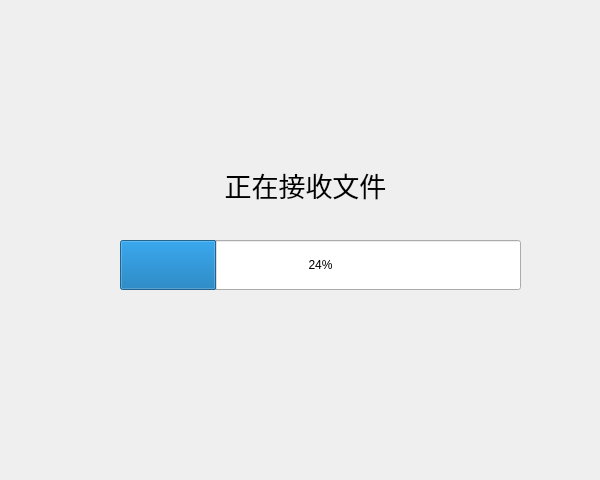
Before: the Qt Designer form client/receivefilewindow.ui in zx1316/linpop-lan-im, drawn with Qt 5.
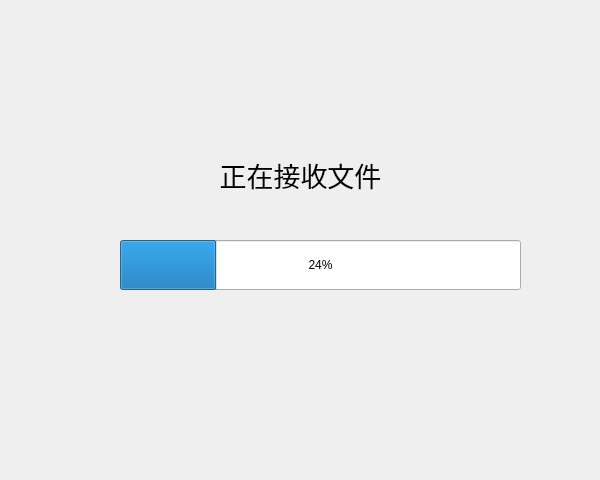
After: the same form once the commit is applied.

What changed in the file:
```diff
--- a/client/receivefilewindow.ui
+++ b/client/receivefilewindow.ui
@@ -34,8 +34,8 @@
   <widget class="QLabel" name="state_label">
    <property name="geometry">
     <rect>
-     <x>95</x>
-     <y>160</y>
+     <x>90</x>
+     <y>150</y>
      <width>421</width>
      <height>50</height>
     </rect>
@@ -44,7 +44,6 @@
     <font>
      <family>黑体</family>
      <pointsize>20</pointsize>
-     <weight>50</weight>
      <bold>false</bold>
      <kerning>true</kerning>
     </font>
```
